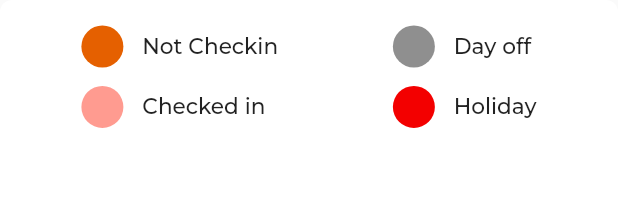
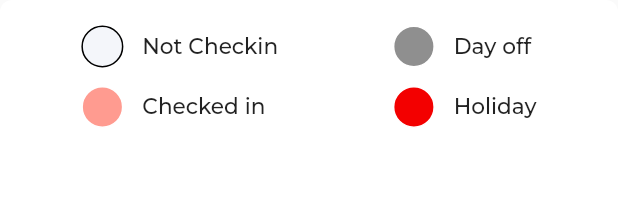
Before and after one commit to Anh7895/toprate-hrm-app_1, a Flutter app: the ListStatusView widget shown alone on an empty page, opened directly, on a phone screen of 412 x 824 dp. Shown: the top 217 px of the screen. Run offline on Flutter 3.47's test engine with Material 2 defaults, Android fonts, the light colour scheme and no system bars; our stand-ins replace bloc, built_collection, built_value, cached_network_image, connectivity, device_info_plus and 24 more; missing offline and left inert: firebase_messaging_platform_interface, openapi; accounts and stored records are empty; generated files the repository leaves out were written again; statements that could not run were skipped; project files that could hold a hidden picture were left out.

Commit message:
update select calendar in my checkin

```diff
--- a/lib/ui/mycheckin/checkin_screen.dart
+++ b/lib/ui/mycheckin/checkin_screen.dart
@@ -140,6 +140,9 @@ class _CheckinScreenState extends State<CheckinScreen> {
     return Container(
       child: Row(
         children: [
+          SizedBox(
+            width: width_20,
+          ),
           GestureDetector(
             onTap: () {
              Navigator.pushNamedAndRemoveUntil(context, RouteName.dashboard, (route) => true);
--- a/lib/ui/mycheckin/component/status_view.dart
+++ b/lib/ui/mycheckin/component/status_view.dart
@@ -1,4 +1,5 @@
 
+import 'package:flutter/cupertino.dart';
 import 'package:flutter/material.dart';
 import 'package:toprate_hrm/common/resource/sizes.dart';
 import 'package:toprate_hrm/common/resource/theme_color.dart';
@@ -57,6 +58,7 @@ class ListStatusView extends StatelessWidget {
             decoration: BoxDecoration(
                 color: event.status.statusColor,
                 borderRadius: BorderRadius.circular(28),
+              border: event.status.statusColor == ThemeColor.clr_F4F6FA ? Border.all(color: Colors.black) : Border.all(color: Colors.white)
               )
           ),
           SizedBox(
--- a/lib/ui/mycheckin/event_data.dart
+++ b/lib/ui/mycheckin/event_data.dart
@@ -12,7 +12,7 @@ extension ExtensionEventStatus on EventStatus {
   Color get statusColor {
     switch (this) {
       case EventStatus.notCheckin:
-        return ThemeColor.clr_E56000;
+        return ThemeColor.clr_F4F6FA;
       case EventStatus.checkedIn:
         return ThemeColor.clr_FF9B90;
       case EventStatus.dayOff:
```
